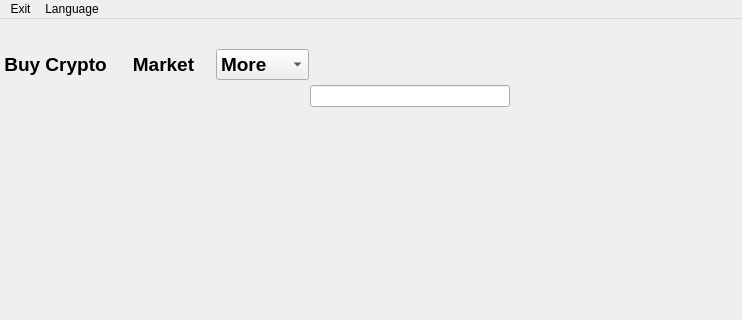
Old version of the form p2p_arbitration_app/mainwindow.ui in the repository Boodeyman/p2p_arbitration; both pictures show x 0 to 742 and y 0 to 320 of the 742 by 768 pixel window.
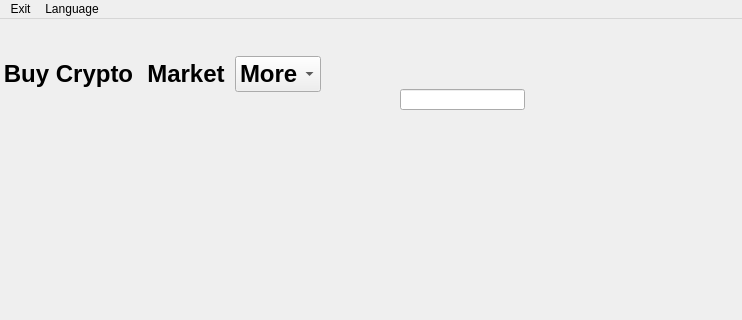
New version of the form. Icons and pictures are not drawn.

```diff
--- a/p2p_arbitration_app/mainwindow.ui
+++ b/p2p_arbitration_app/mainwindow.ui
@@ -79,18 +79,27 @@
     <property name="geometry">
      <rect>
       <x>0</x>
-      <y>0</y>
-      <width>309</width>
-      <height>91</height>
+      <y>13</y>
+      <width>321</width>
+      <height>84</height>
      </rect>
     </property>
     <layout class="QHBoxLayout" name="horizontalLayout">
+     <property name="sizeConstraint">
+      <enum>QLayout::SetDefaultConstraint</enum>
+     </property>
      <item>
       <widget class="QPushButton" name="pushButton_2">
+       <property name="sizePolicy">
+        <sizepolicy hsizetype="Fixed" vsizetype="Fixed">
+         <horstretch>0</horstretch>
+         <verstretch>0</verstretch>
+        </sizepolicy>
+       </property>
        <property name="font">
         <font>
          <family>Arial</family>
-         <pointsize>14</pointsize>
+         <pointsize>18</pointsize>
          <bold>true</bold>
         </font>
        </property>
@@ -113,10 +122,16 @@
        <property name="enabled">
         <bool>true</bool>
        </property>
+       <property name="sizePolicy">
+        <sizepolicy hsizetype="Fixed" vsizetype="Fixed">
+         <horstretch>0</horstretch>
+         <verstretch>0</verstretch>
+        </sizepolicy>
+       </property>
        <property name="font">
         <font>
          <family>Arial</family>
-         <pointsize>14</pointsize>
+         <pointsize>18</pointsize>
          <bold>true</bold>
         </font>
        </property>
@@ -130,10 +145,16 @@
      </item>
      <item>
       <widget class="QComboBox" name="comboBox">
+       <property name="sizePolicy">
+        <sizepolicy hsizetype="Fixed" vsizetype="Fixed">
+         <horstretch>0</horstretch>
+         <verstretch>0</verstretch>
+        </sizepolicy>
+       </property>
        <property name="font">
         <font>
          <family>Arial</family>
-         <pointsize>14</pointsize>
+         <pointsize>18</pointsize>
          <bold>true</bold>
         </font>
        </property>
@@ -157,45 +178,50 @@
      </item>
     </layout>
    </widget>
-   <widget class="QWidget" name="verticalLayoutWidget">
+   <widget class="QPushButton" name="logoutButton">
     <property name="geometry">
      <rect>
-      <x>310</x>
-      <y>10</y>
-      <width>211</width>
-      <height>87</height>
+      <x>670</x>
+      <y>30</y>
+      <width>61</width>
+      <height>51</height>
      </rect>
     </property>
-    <layout class="QVBoxLayout" name="verticalLayout">
-     <property name="sizeConstraint">
-      <enum>QLayout::SetFixedSize</enum>
-     </property>
-     <property name="leftMargin">
-      <number>0</number>
-     </property>
-     <property name="rightMargin">
-      <number>0</number>
-     </property>
-     <item>
+    <property name="inputMethodHints">
+     <set>Qt::ImhNone</set>
+    </property>
+    <property name="text">
+     <string/>
+    </property>
+    <property name="icon">
+     <iconset resource="resources.qrc">
+      <normaloff>:/icons/icons/logout_1.png</normaloff>:/icons/icons/logout_1.png</iconset>
+    </property>
+    <property name="iconSize">
+     <size>
+      <width>30</width>
+      <height>30</height>
+     </size>
+    </property>
+    <property name="flat">
+     <bool>true</bool>
+    </property>
+   </widget>
       <widget class="QPushButton" name="hoverButton">
+    <property name="geometry">
+     <rect>
+      <x>340</x>
+      <y>30</y>
+      <width>51</width>
+      <height>51</height>
+     </rect>
+    </property>
        <property name="sizePolicy">
-        <sizepolicy hsizetype="Ignored" vsizetype="Fixed">
+     <sizepolicy hsizetype="Preferred" vsizetype="Preferred">
          <horstretch>0</horstretch>
          <verstretch>0</verstretch>
         </sizepolicy>
        </property>
-       <property name="minimumSize">
-        <size>
-         <width>50</width>
-         <height>50</height>
-        </size>
-       </property>
-       <property name="maximumSize">
-        <size>
-         <width>50</width>
-         <height>50</height>
-        </size>
-       </property>
        <property name="layoutDirection">
         <enum>Qt::LeftToRight</enum>
        </property>
@@ -204,50 +230,32 @@
        </property>
        <property name="iconSize">
         <size>
-         <width>20</width>
-         <height>20</height>
-        </size>
-       </property>
-       <property name="autoDefault">
-        <bool>false</bool>
-       </property>
-       <property name="default">
-        <bool>false</bool>
-       </property>
+      <width>25</width>
+      <height>25</height>
+     </size>
+    </property>
        <property name="flat">
         <bool>true</bool>
        </property>
       </widget>
-     </item>
-     <item>
       <widget class="QLineEdit" name="lineEdit">
+    <property name="geometry">
+     <rect>
+      <x>400</x>
+      <y>70</y>
+      <width>125</width>
+      <height>21</height>
+     </rect>
+    </property>
        <property name="sizePolicy">
-        <sizepolicy hsizetype="Fixed" vsizetype="Fixed">
+     <sizepolicy hsizetype="Preferred" vsizetype="Preferred">
          <horstretch>0</horstretch>
          <verstretch>0</verstretch>
         </sizepolicy>
        </property>
-       <property name="minimumSize">
-        <size>
-         <width>200</width>
-         <height>20</height>
-        </size>
-       </property>
-       <property name="maximumSize">
-        <size>
-         <width>200</width>
-         <height>30</height>
-        </size>
-       </property>
        <property name="layoutDirection">
         <enum>Qt::LeftToRight</enum>
        </property>
-       <property name="dragEnabled">
-        <bool>false</bool>
-       </property>
-      </widget>
-     </item>
-    </layout>
    </widget>
   </widget>
   <widget class="QStatusBar" name="statusbar"/>
```
Left out of the diff: 4 changed lines with no effect on the pictures. Lines whose indentation alone changed are shown as unchanged.
